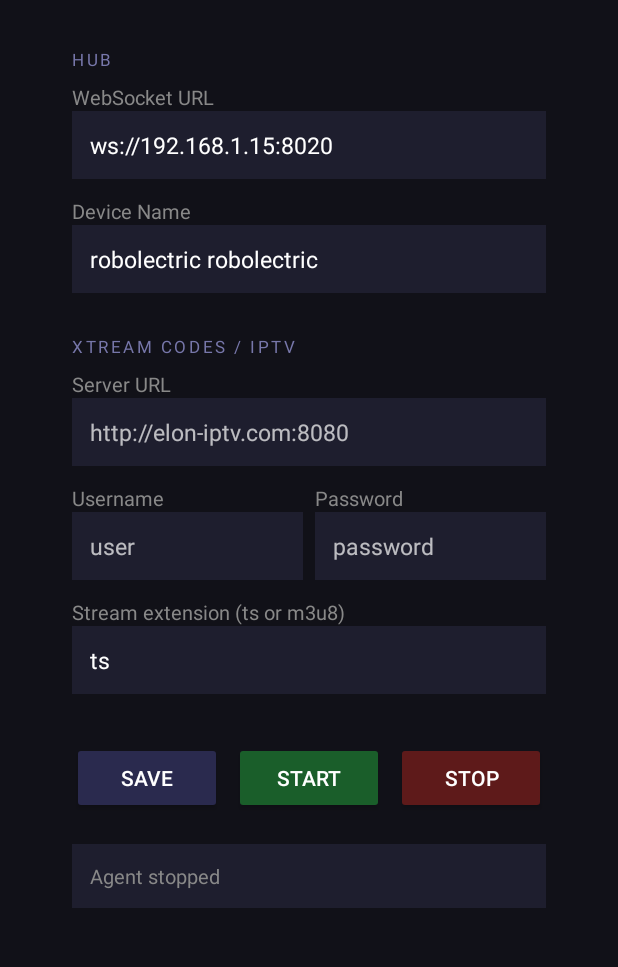
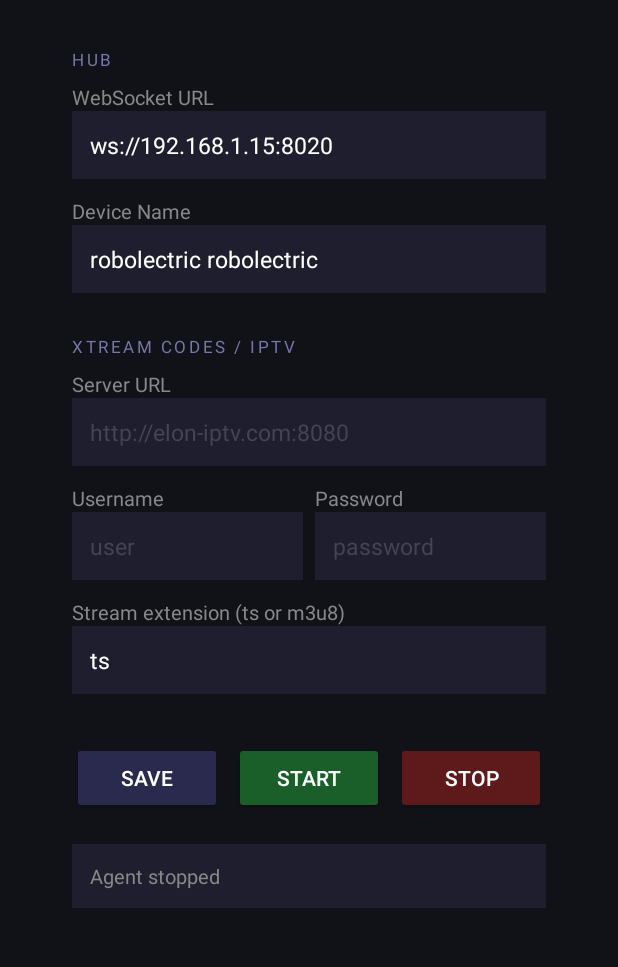
Before and after one commit to TremorsCreed/hub-mediacenter, an Android app: the screen it shows after launch (MainActivity), on a phone screen of 412 x 824 dp, the part 116-1083 px from its top. Run offline under Robolectric (Android 15) with nearby library versions, the phone set to English and light mode, and no system bars.

Commit message:
Fix: replace invalid android:hintTextColor with android:textColorHint
hintTextColor is a theme attribute, textColorHint is the correct EditText XML attribute.

Co-Authored-By: Claude Sonnet 4.6 <noreply@anthropic.com>

```diff
--- a/agent-android/app/src/main/res/layout/activity_main.xml
+++ b/agent-android/app/src/main/res/layout/activity_main.xml
@@ -29,7 +29,7 @@
             android:layout_width="match_parent" android:layout_height="wrap_content"
             android:textColor="#ffffff" android:background="#1e1e2e" android:padding="12dp"
             android:inputType="textUri" android:textSize="15sp" android:layout_marginBottom="12dp"
-            android:hint="ws://192.168.1.15:8020" android:hintTextColor="#444455"/>
+            android:hint="ws://192.168.1.15:8020" android:textColorHint="#444455"/>
 
         <TextView android:layout_width="wrap_content" android:layout_height="wrap_content"
             android:text="Device Name" android:textColor="#888888" android:textSize="13sp"/>
@@ -37,7 +37,7 @@
             android:layout_width="match_parent" android:layout_height="wrap_content"
             android:textColor="#ffffff" android:background="#1e1e2e" android:padding="12dp"
             android:inputType="text" android:textSize="15sp" android:layout_marginBottom="28dp"
-            android:hint="Shield Salon" android:hintTextColor="#444455"/>
+            android:hint="Shield Salon" android:textColorHint="#444455"/>
 
         <!-- Xtream Codes / Elon IPTV -->
         <TextView android:layout_width="wrap_content" android:layout_height="wrap_content"
@@ -50,7 +50,7 @@
             android:layout_width="match_parent" android:layout_height="wrap_content"
             android:textColor="#ffffff" android:background="#1e1e2e" android:padding="12dp"
             android:inputType="textUri" android:textSize="15sp" android:layout_marginBottom="12dp"
-            android:hint="http://elon-iptv.com:8080" android:hintTextColor="#444455"/>
+            android:hint="http://elon-iptv.com:8080" android:textColorHint="#444455"/>
 
         <LinearLayout android:layout_width="match_parent" android:layout_height="wrap_content"
             android:orientation="horizontal" android:layout_marginBottom="12dp">
@@ -62,7 +62,7 @@
                     android:layout_width="match_parent" android:layout_height="wrap_content"
                     android:textColor="#ffffff" android:background="#1e1e2e" android:padding="12dp"
                     android:inputType="text" android:textSize="15sp"
-                    android:hint="user" android:hintTextColor="#444455"/>
+                    android:hint="user" android:textColorHint="#444455"/>
             </LinearLayout>
             <LinearLayout android:layout_width="0dp" android:layout_height="wrap_content"
                 android:layout_weight="1" android:orientation="vertical">
@@ -72,7 +72,7 @@
                     android:layout_width="match_parent" android:layout_height="wrap_content"
                     android:textColor="#ffffff" android:background="#1e1e2e" android:padding="12dp"
                     android:inputType="textPassword" android:textSize="15sp"
-                    android:hint="password" android:hintTextColor="#444455"/>
+                    android:hint="password" android:textColorHint="#444455"/>
             </LinearLayout>
         </LinearLayout>
 
@@ -82,7 +82,7 @@
             android:layout_width="match_parent" android:layout_height="wrap_content"
             android:textColor="#ffffff" android:background="#1e1e2e" android:padding="12dp"
             android:inputType="text" android:textSize="15sp" android:layout_marginBottom="32dp"
-            android:hint="ts" android:hintTextColor="#444455"/>
+            android:hint="ts" android:textColorHint="#444455"/>
 
         <!-- Buttons -->
         <LinearLayout android:layout_width="match_parent" android:layout_height="wrap_content"
```
